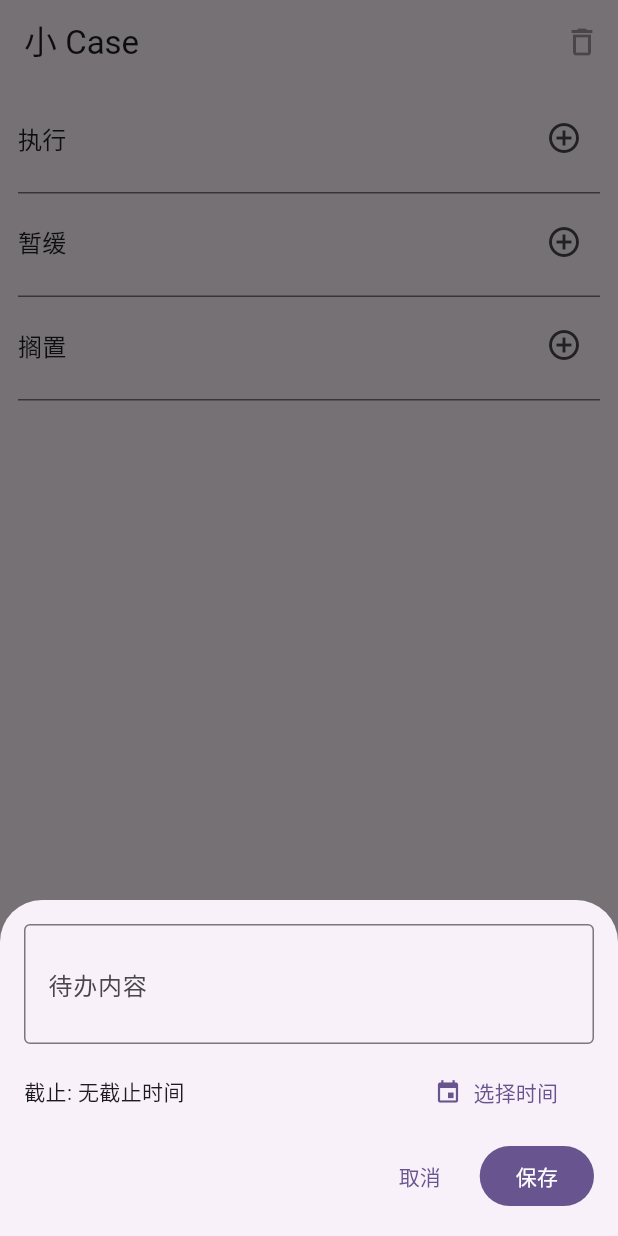
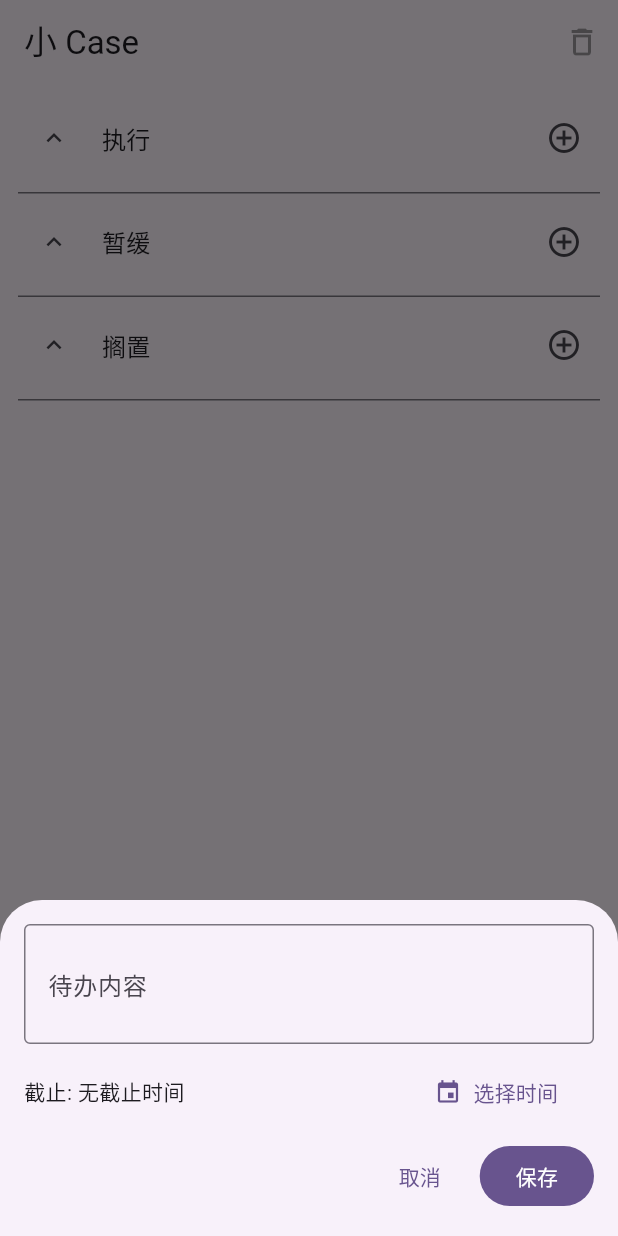
Before and after one commit to fishwww-ww/Queue, a Flutter app: the screen it shows after launch, after a tap on the "add circle outline" icon, on a phone screen of 412 x 824 dp. Run offline on Flutter 3.47's test engine with Material 3 defaults, Android fonts, the phone set to English and light mode, and no system bars; our stand-ins replace flutter_svg.

Commit message:
feat: unfold and fold bucket

```diff
--- a/lib/widgets/common/bucket_section.dart
+++ b/lib/widgets/common/bucket_section.dart
@@ -3,7 +3,7 @@ import 'package:flutter_svg/flutter_svg.dart';
 import 'package:queue/widgets/todoThing/index.dart';
 import 'package:queue/widgets/todoModal/index.dart';
 
-class BucketSection<T> extends StatelessWidget {
+class BucketSection<T> extends StatefulWidget {
   const BucketSection({
     super.key,
     required this.title,
@@ -18,6 +18,7 @@ class BucketSection<T> extends StatelessWidget {
     required this.setDueAt,
     required this.getCompleted,
     required this.setCompleted,
+    this.initiallyExpanded = true,
   });
 
   final String title;
@@ -25,6 +26,7 @@ class BucketSection<T> extends StatelessWidget {
   final bool Function(T item) isInBucket;
   final T Function(String title, DateTime? dueAt) createNewItem;
   final Future<void> Function(List<T> next) onItemsChanged;
+  final bool initiallyExpanded;
 
   final String Function(T item) getId;
   final String Function(T item) getTitle;
@@ -35,11 +37,55 @@ class BucketSection<T> extends StatelessWidget {
   final void Function(T item, bool value) setCompleted;
 
   @override
+  State<BucketSection<T>> createState() => _BucketSectionState<T>();
+}
+
+class _BucketSectionState<T> extends State<BucketSection<T>> with SingleTickerProviderStateMixin {
+  late bool _isExpanded;
+  late AnimationController _animationController;
+  late Animation<double> _expandAnimation;
+
+  @override
+  void initState() {
+    super.initState();
+    _isExpanded = widget.initiallyExpanded;
+    _animationController = AnimationController(
+      duration: const Duration(milliseconds: 300),
+      vsync: this,
+    );
+    _expandAnimation = CurvedAnimation(
+      parent: _animationController,
+      curve: Curves.easeInOut,
+    );
+
+    if (_isExpanded) {
+      _animationController.value = 1.0;
+    }
+  }
+
+  @override
+  void dispose() {
+    _animationController.dispose();
+    super.dispose();
+  }
+
+  void _toggleExpanded() {
+    setState(() {
+      _isExpanded = !_isExpanded;
+      if (_isExpanded) {
+        _animationController.forward();
+      } else {
+        _animationController.reverse();
+      }
+    });
+  }
+
+  @override
   Widget build(BuildContext context) {
-    final sectionItems = allItems.where(isInBucket).toList();
+    final sectionItems = widget.allItems.where(widget.isInBucket).toList();
     final sectionIndices = [
-      for (int i = 0; i < allItems.length; i++)
-        if (isInBucket(allItems[i])) i
+      for (int i = 0; i < widget.allItems.length; i++)
+        if (widget.isInBucket(widget.allItems[i])) i
     ];
 
     return Container(
@@ -56,9 +102,25 @@ class BucketSection<T> extends StatelessWidget {
           Row(
             children: [
               Expanded(
+                child: Row(
+                  children: [
+                    IconButton(
+                      tooltip: _isExpanded ? '收起' : '展开',
+                      icon: AnimatedRotation(
+                        turns: _isExpanded ? 0.5 : 0.0,
+                        duration: const Duration(milliseconds: 300),
+                        child: const Icon(Icons.expand_more, size: 20),
+                      ),
+                      onPressed: _toggleExpanded,
+                    ),
+                    const SizedBox(width: 8),
+                    Expanded(
                       child: Text(
-                  title,
+                        widget.title,
                         style: Theme.of(context).textTheme.titleMedium,
+                      ),
+                    ),
+                  ],
                 ),
               ),
               IconButton(
@@ -74,24 +136,32 @@ class BucketSection<T> extends StatelessWidget {
                     ),
                   );
                   if (result != null && result.title.isNotEmpty) {
-                    final List<T> next = List<T>.from(allItems);
-                    next.add(createNewItem(result.title, result.dueAt));
-                    await onItemsChanged(next);
+                    final List<T> next = List<T>.from(widget.allItems);
+                    next.add(widget.createNewItem(result.title, result.dueAt));
+                    await widget.onItemsChanged(next);
                   }
                 },
               ),
             ],
           ),
           const SizedBox(height: 4),
-          ReorderableListView.builder(
+          SizeTransition(
+            sizeFactor: _expandAnimation,
+            axisAlignment: -1.0,
+            child: AnimatedBuilder(
+              animation: _expandAnimation,
+              builder: (context, child) {
+                return ReorderableListView.builder(
                   shrinkWrap: true,
-            physics: const NeverScrollableScrollPhysics(),
+                  physics: _isExpanded
+                      ? const NeverScrollableScrollPhysics()
+                      : const NeverScrollableScrollPhysics(),
                   // 自定义拖拽预览样式，确保显示圆角
                   proxyDecorator: (child, index, animation) {
                     return Material(
                       elevation: 6,
                       borderRadius: BorderRadius.circular(12),
-                shadowColor: Colors.black.withOpacity(0.3),
+                      shadowColor: Colors.black.withValues(alpha: 0.3),
                       child: ClipRRect(
                         borderRadius: BorderRadius.circular(12),
                         child: child,
@@ -110,7 +180,7 @@ class BucketSection<T> extends StatelessWidget {
                     reorderedSectionItems.insert(newIndex, movedItem);
 
                     // 构建新的 allItems 列表，保持原有顺序但更新当前分组的顺序
-              final List<T> next = List<T>.from(allItems);
+                    final List<T> next = List<T>.from(widget.allItems);
 
                     // 将重新排序后的分组项替换到 allItems 中对应的位置
                     // sectionIndices 包含了 allItems 中属于当前分组的所有索引
@@ -119,26 +189,26 @@ class BucketSection<T> extends StatelessWidget {
                       next[sectionIndices[i]] = reorderedSectionItems[i];
                     }
 
-              await onItemsChanged(next);
+                    await widget.onItemsChanged(next);
                   },
                   itemCount: sectionItems.length,
                   itemBuilder: (ctx, localIndex) {
                     final item = sectionItems[localIndex];
                     return Container(
-                key: ValueKey(getId(item)),
+                      key: ValueKey(widget.getId(item)),
                       // margin: const EdgeInsets.symmetric(vertical: 8),
                       child: TodoThingCard(
-                  title: getTitle(item),
-                  dueAt: getDueAt(item),
-                  completed: getCompleted(item),
+                        title: widget.getTitle(item),
+                        dueAt: widget.getDueAt(item),
+                        completed: widget.getCompleted(item),
                         onChanged: (v) async {
-                    setCompleted(item, v ?? false);
-                    await onItemsChanged(List<T>.from(allItems));
+                          widget.setCompleted(item, v ?? false);
+                          await widget.onItemsChanged(List<T>.from(widget.allItems));
                         },
                         onEdited: (res) async {
-                    setTitle(item, res.title);
-                    setDueAt(item, res.dueAt);
-                    await onItemsChanged(List<T>.from(allItems));
+                          widget.setTitle(item, res.title);
+                          widget.setDueAt(item, res.dueAt);
+                          await widget.onItemsChanged(List<T>.from(widget.allItems));
                         },
                         dragHandle: ReorderableDragStartListener(
                           index: localIndex,
@@ -155,6 +225,9 @@ class BucketSection<T> extends StatelessWidget {
                       ),
                     );
                   },
+                );
+              },
+            ),
           ),
         ],
       ),
```
Lines whose indentation alone changed are shown as unchanged.
